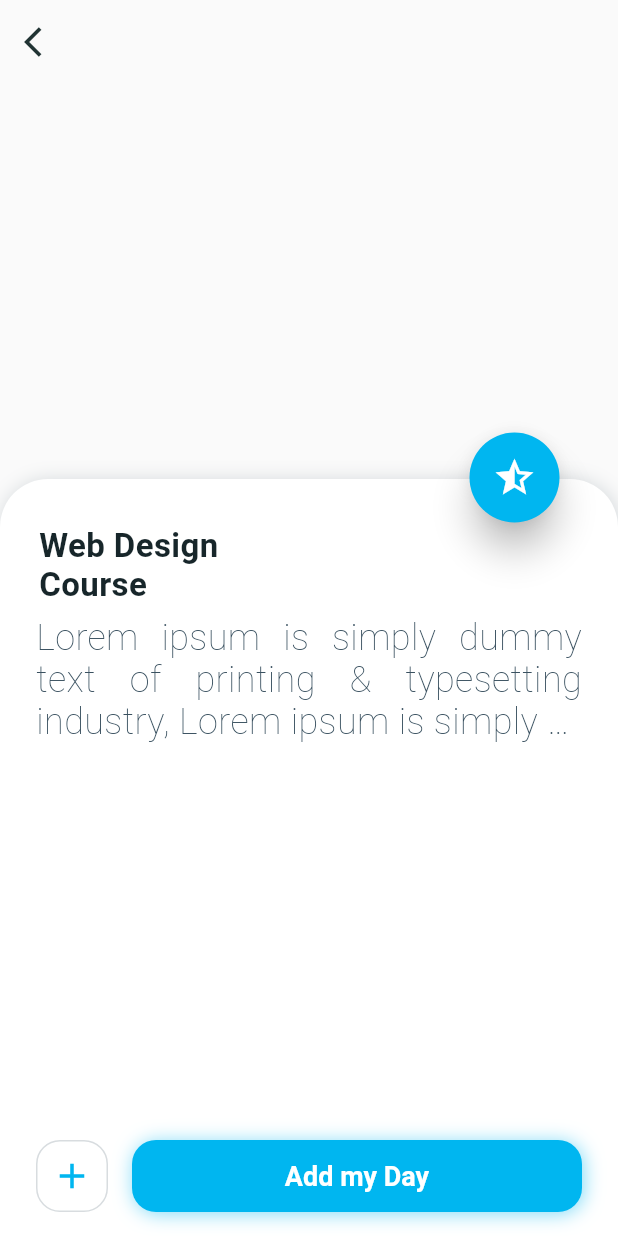
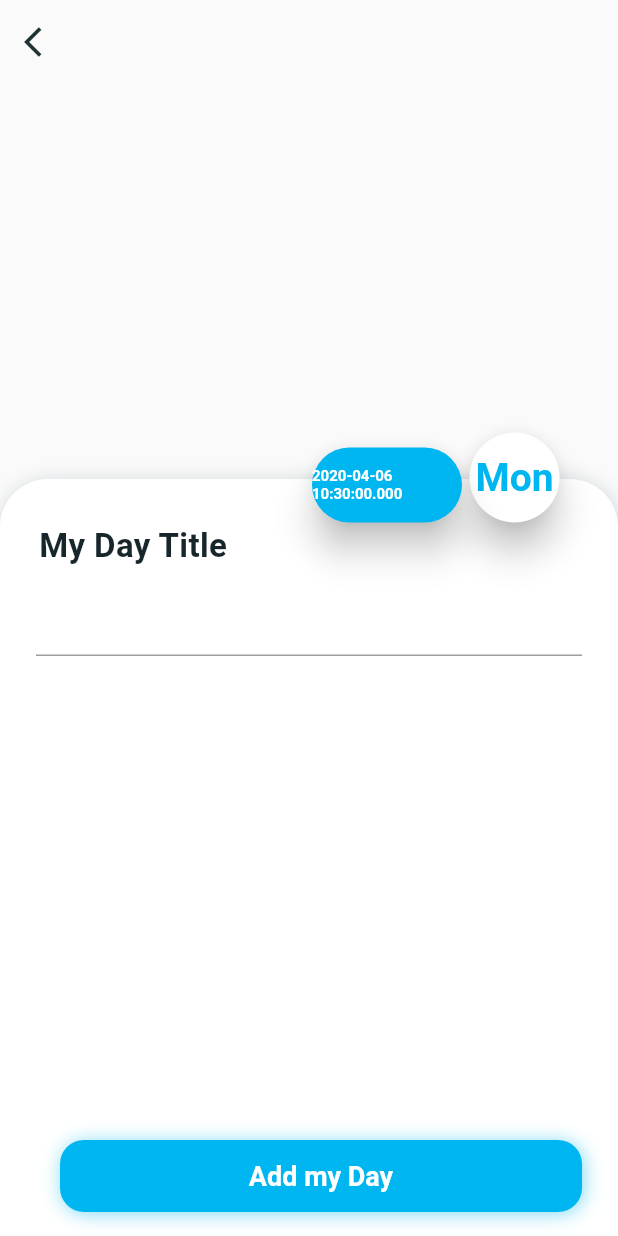
Before and after one commit to Sukendh/personal_diary, a Flutter app: the screen it shows after launch, after a tap on the "add" icon, on a phone screen of 412 x 824 dp. Run offline on Flutter 3.47's test engine with Material 2 defaults, Android fonts, the phone set to English and light mode, and no system bars.

Commit message:
listing UI

```diff
--- /dev/null
+++ b/lib/app_utils/app_utils.dart
@@ -0,0 +1,46 @@
+import 'dart:ui';
+
+class AppUtils {
+
+
+  static String getCurrentWeekDay(){
+    var weekDay = new DateTime.now().weekday;
+    switch(weekDay){
+      case DateTime.sunday:
+        return "Sun";
+        break;
+      case DateTime.monday:
+        return "Mon";
+        break;
+      case DateTime.tuesday:
+        return "Tue";
+        break;
+      case DateTime.wednesday:
+        return "Wed";
+        break;
+      case DateTime.thursday:
+        return "Thu";
+        break;
+      case DateTime.friday:
+        return "Fri";
+        break;
+      case DateTime.saturday:
+        return "Sat";
+        break;
+      default:
+        return "WeekDay";
+    }
+  }
+}
+
+class HexColor extends Color {
+  HexColor(final String hexColor) : super(_getColorFromHex(hexColor));
+
+  static int _getColorFromHex(String hexColor) {
+    hexColor = hexColor.toUpperCase().replaceAll('#', '');
+    if (hexColor.length == 6) {
+      hexColor = 'FF' + hexColor;
+    }
+    return int.parse(hexColor, radix: 16);
+  }
+}
--- a/lib/main.dart
+++ b/lib/main.dart
@@ -1,6 +1,6 @@
 import 'package:flutter/material.dart';
 
-import 'diary_home_screen.dart';
+import 'views/diary_home_screen.dart';
 
 void main() => runApp(MyApp());
 
--- /dev/null
+++ b/lib/models/diary_data.dart
@@ -0,0 +1,38 @@
+class DiaryData {
+  String id;
+  String date;
+  String title;
+  String content;
+  String day;
+
+  DiaryData({this.id, this.date, this.title, this.content, this.day});
+
+  DiaryData.fromJson(Map<String, dynamic> json) {
+    id = json['id'];
+    date = json['date'];
+    title = json['title'];
+    content = json['content'];
+    day = json['day'];
+  }
+
+  Map<String, dynamic> toJson() {
+    final Map<String, dynamic> data = new Map<String, dynamic>();
+    data['id'] = this.id;
+    data['date'] = this.date;
+    data['title'] = this.title;
+    data['content'] = this.content;
+    data['day'] = this.day;
+    return data;
+  }
+}
+
+class DiaryList {
+  static final DiaryList _productList = new DiaryList._internal();
+
+  factory DiaryList() {
+    return _productList;
+  }
+  DiaryList._internal();
+
+  List<DiaryData> diary = new List<DiaryData>();
+}
--- a/lib/add_diary_screen.dart
+++ b/lib/views/add_diary_screen.dart
@@ -1,6 +1,10 @@
+import 'dart:math';
+
 import 'package:flutter/material.dart';
+import 'package:personal_diary/app_utils/app_utils.dart';
+import 'package:personal_diary/models/diary_data.dart';
 
-import 'design_course_app_theme.dart';
+import '../design_course_app_theme.dart';
 
 class AddDiaryScreen extends StatefulWidget {
   @override
@@ -15,6 +19,10 @@ class _AddDiaryScreenState extends State<AddDiaryScreen> {
   double opacity1 = 0.0;
   double opacity2 = 0.0;
   double opacity3 = 0.0;
+  TextEditingController _contentController = TextEditingController();
+  var diariList = new DiaryList();
+  var diaryData = new DiaryData();
+
 
   @override
   Widget build(BuildContext context) {
@@ -69,7 +77,7 @@ class _AddDiaryScreenState extends State<AddDiaryScreen> {
                             padding: const EdgeInsets.only(
                                 top: 32.0, left: 18, right: 16),
                             child: Text(
-                              'Web Design\nCourse',
+                              'My Day Title',
                               textAlign: TextAlign.left,
                               style: TextStyle(
                                 fontWeight: FontWeight.w600,
@@ -82,17 +90,12 @@ class _AddDiaryScreenState extends State<AddDiaryScreen> {
                           Padding(
                             padding: const EdgeInsets.only(
                                 left: 16, right: 16, top: 8, bottom: 8),
-                            child: Text(
-                              'Lorem ipsum is simply dummy text of printing & typesetting industry, Lorem ipsum is simply dummy text of printing & typesetting industry.',
-                              textAlign: TextAlign.justify,
-                              style: TextStyle(
-                                fontWeight: FontWeight.w200,
-                                fontSize: 24,
-                                letterSpacing: 0.27,
-                                color: DesignCourseAppTheme.grey,
+                            child: TextField(
+                              controller: _contentController,
+                              style: new TextStyle(
+                                fontSize: 24.0,
+                                color: Colors.grey
                               ),
-                              maxLines: 3,
-                              overflow: TextOverflow.ellipsis,
                             ),
                           ),
                           Expanded(
@@ -124,26 +127,7 @@ class _AddDiaryScreenState extends State<AddDiaryScreen> {
                               mainAxisAlignment: MainAxisAlignment.center,
                               crossAxisAlignment: CrossAxisAlignment.center,
                               children: <Widget>[
-                                Container(
-                                  width: 48,
-                                  height: 48,
-                                  child: Container(
-                                    decoration: BoxDecoration(
-                                      color: DesignCourseAppTheme.nearlyWhite,
-                                      borderRadius: const BorderRadius.all(
-                                        Radius.circular(16.0),
-                                      ),
-                                      border: Border.all(
-                                          color: DesignCourseAppTheme.grey
-                                              .withOpacity(0.2)),
-                                    ),
-                                    child: Icon(
-                                      Icons.add,
-                                      color: DesignCourseAppTheme.nearlyBlue,
-                                      size: 28,
-                                    ),
-                                  ),
-                                ),
+
                                 const SizedBox(
                                   width: 16,
                                 ),
@@ -164,6 +148,10 @@ class _AddDiaryScreenState extends State<AddDiaryScreen> {
                                             blurRadius: 10.0),
                                       ],
                                     ),
+                                    child: InkWell(
+                                      onTap: () {
+                                        _addDiaryItem();
+                                      },
                                       child: Center(
                                         child: Text(
                                           'Add my Day',
@@ -174,6 +162,7 @@ class _AddDiaryScreenState extends State<AddDiaryScreen> {
                                             letterSpacing: 0.0,
                                             color: DesignCourseAppTheme
                                                 .nearlyWhite,
+                                          ),
                                         ),
                                       ),
                                     ),
@@ -196,7 +185,7 @@ class _AddDiaryScreenState extends State<AddDiaryScreen> {
               top: (MediaQuery.of(context).size.width / 1.2) - 24.0 - 35,
               right: 35,
               child: Card(
-                color: DesignCourseAppTheme.nearlyBlue,
+                color: Colors.white,
                 shape: RoundedRectangleBorder(
                     borderRadius: BorderRadius.circular(50.0)),
                 elevation: 10.0,
@@ -204,11 +193,32 @@ class _AddDiaryScreenState extends State<AddDiaryScreen> {
                   width: 60,
                   height: 60,
                   child: Center(
-                    child: Icon(
-                      Icons.star_half,
-                      color: DesignCourseAppTheme.nearlyWhite,
-                      size: 30,
+                    child: new Text(AppUtils.getCurrentWeekDay(), style: new TextStyle(
+                        color: DesignCourseAppTheme.nearlyBlue,
+                        fontSize: 26.0,
+                        fontWeight: FontWeight.bold
+                    ),),
                   ),
+                ),
+              ),
+            ),
+            Positioned(
+              top: (MediaQuery.of(context).size.width / 1.2) - 24.0 - 25,
+              right: 100,
+              child: Card(
+                color: DesignCourseAppTheme.nearlyBlue,
+                shape: RoundedRectangleBorder(
+                    borderRadius: BorderRadius.circular(50.0)),
+                elevation: 10.0,
+                child: Container(
+                  width: 100,
+                  height: 50,
+                  child: Center(
+                    child: new Text(_getCurrentDate(), style: new TextStyle(
+                      color: Colors.white,
+                      fontSize: 10.0,
+                      fontWeight: FontWeight.bold
+                    ),) ,
                   ),
                 ),
               ),
@@ -288,4 +298,30 @@ class _AddDiaryScreenState extends State<AddDiaryScreen> {
     );
   }
 
+  _addDiaryItem() {
+    print("::::::::: ADDD BUTTON TAPPED");
+    var rng = new Random();
+    var item = new DiaryData();
+    item.id = rng.nextInt(100).toString();
+    item.day = AppUtils.getCurrentWeekDay();
+    item.content = _contentController.text;
+    item.date = _getCurrentDate();
+    item.title = "A beautiful day..";
+    print(item.toJson());
+    diariList.diary.add(item);
+    Navigator.of(context).pop();
   }
+
+  String _getCurrentDate() {
+    var date = new DateTime.now();
+//    var formatter = new DateFormat('yyyy-MM-dd');
+//    String formatted = formatter.format(date);
+//    print(formatted); // something like 2013-04-20
+//
+
+    return date.toString();
+
+  }
+
+
+}
--- a/lib/diary_home_screen.dart
+++ b/lib/views/diary_home_screen.dart
@@ -1,7 +1,8 @@
 import 'package:flutter/material.dart';
-import 'package:personal_diary/add_diary_screen.dart';
+import 'package:personal_diary/views/add_diary_screen.dart';
+import 'package:personal_diary/views/diary_list_view.dart';
 
-import 'design_course_app_theme.dart';
+import '../design_course_app_theme.dart';
 
 class DiaryHomeScreen extends StatefulWidget {
   @override
@@ -24,12 +25,7 @@ class _DiaryHomeScreenState extends State<DiaryHomeScreen> {
     return Material(
       child: Scaffold(
           backgroundColor: Colors.transparent,
-          body: ListView.builder(
-            itemCount: 10,
-            itemBuilder: (context, position) {
-              return diaryItem();
-            },
-          ),
+          body: DiaryListView(),
           floatingActionButton: new FloatingActionButton(
               elevation: 0.0,
               child: new Icon(Icons.add),
```
Also changed, not shown: lib/views/diary_list_view.dart (added, +71 -0 lines). Lines whose indentation alone changed are shown as unchanged.
